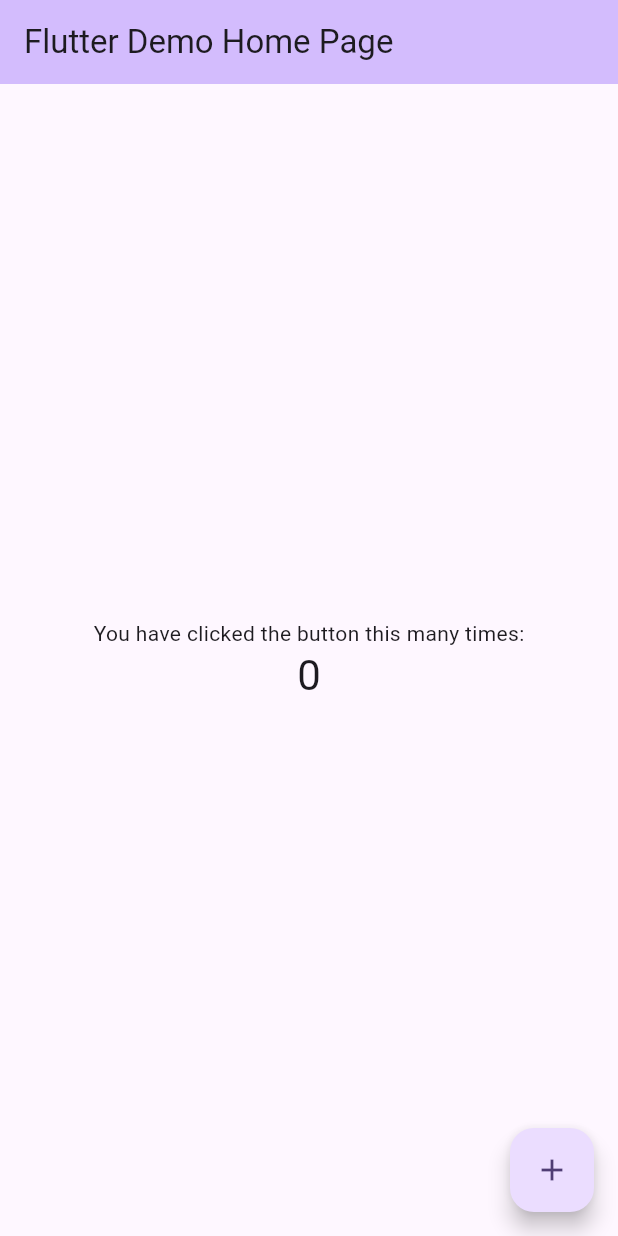
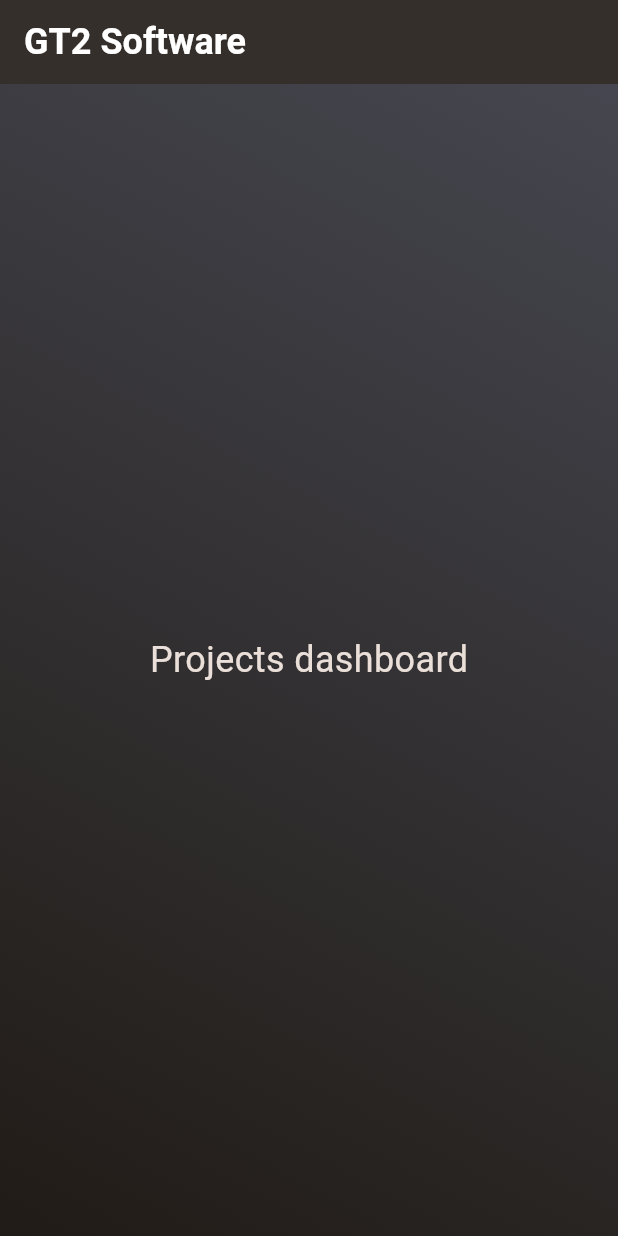
Before and after one commit to meza360/simple-flutter-app, a Flutter app: the screen it shows after launch, on a phone screen of 412 x 824 dp. Run offline on Flutter 3.47's test engine with Material 3 defaults, Android fonts, the phone set to English and light mode, and no system bars; our stand-ins replace hexcolor.

Commit message:
Feature
Se agrega archivo con main body

```diff
--- a/lib/main.dart
+++ b/lib/main.dart
@@ -1,125 +1,16 @@
+import 'package:first_app/main_body.dart';
 import 'package:flutter/material.dart';
+import 'package:hexcolor/hexcolor.dart';
 
 void main() {
-  runApp(const MyApp());
+  runApp(MaterialApp(
+      home: Scaffold(
+          appBar: AppBar(
+              backgroundColor: HexColor('#352F2B'),
+              title: const Text('GT2 Software'),
+              titleTextStyle: const TextStyle(
+                  fontSize: 24.0,
+                  color: Color.fromARGB(255, 255, 255, 255),
+                  fontWeight: FontWeight.w600)),
+          body: const MainBody())));
 }
-
-class MyApp extends StatelessWidget {
-  const MyApp({super.key});
-
-  // This widget is the root of your application.
-  @override
-  Widget build(BuildContext context) {
-    return MaterialApp(
-      title: 'Flutter Demo',
-      theme: ThemeData(
-        // This is the theme of your application.
-        //
-        // TRY THIS: Try running your application with "flutter run". You'll see
-        // the application has a purple toolbar. Then, without quitting the app,
-        // try changing the seedColor in the colorScheme below to Colors.green
-        // and then invoke "hot reload" (save your changes or press the "hot
-        // reload" button in a Flutter-supported IDE, or press "r" if you used
-        // the command line to start the app).
-        //
-        // Notice that the counter didn't reset back to zero; the application
-        // state is not lost during the reload. To reset the state, use hot
-        // restart instead.
-        //
-        // This works for code too, not just values: Most code changes can be
-        // tested with just a hot reload.
-        colorScheme: ColorScheme.fromSeed(seedColor: Colors.deepPurple),
-        useMaterial3: true,
-      ),
-      home: const MyHomePage(title: 'Flutter Demo Home Page'),
-    );
-  }
-}
-
-class MyHomePage extends StatefulWidget {
-  const MyHomePage({super.key, required this.title});
-
-  // This widget is the home page of your application. It is stateful, meaning
-  // that it has a State object (defined below) that contains fields that affect
-  // how it looks.
-
-  // This class is the configuration for the state. It holds the values (in this
-  // case the title) provided by the parent (in this case the App widget) and
-  // used by the build method of the State. Fields in a Widget subclass are
-  // always marked "final".
-
-  final String title;
-
-  @override
-  State<MyHomePage> createState() => _MyHomePageState();
-}
-
-class _MyHomePageState extends State<MyHomePage> {
-  int _counter = 0;
-
-  void _incrementCounter() {
-    setState(() {
-      // This call to setState tells the Flutter framework that something has
-      // changed in this State, which causes it to rerun the build method below
-      // so that the display can reflect the updated values. If we changed
-      // _counter without calling setState(), then the build method would not be
-      // called again, and so nothing would appear to happen.
-      _counter++;
-    });
-  }
-
-  @override
-  Widget build(BuildContext context) {
-    // This method is rerun every time setState is called, for instance as done
-    // by the _incrementCounter method above.
-    //
-    // The Flutter framework has been optimized to make rerunning build methods
-    // fast, so that you can just rebuild anything that needs updating rather
-    // than having to individually change instances of widgets.
-    return Scaffold(
-      appBar: AppBar(
-        // TRY THIS: Try changing the color here to a specific color (to
-        // Colors.amber, perhaps?) and trigger a hot reload to see the AppBar
-        // change color while the other colors stay the same.
-        backgroundColor: Theme.of(context).colorScheme.inversePrimary,
-        // Here we take the value from the MyHomePage object that was created by
-        // the App.build method, and use it to set our appbar title.
-        title: Text(widget.title),
-      ),
-      body: Center(
-        // Center is a layout widget. It takes a single child and positions it
-        // in the middle of the parent.
-        child: Column(
-          // Column is also a layout widget. It takes a list of children and
-          // arranges them vertically. By default, it sizes itself to fit its
-          // children horizontally, and tries to be as tall as its parent.
-          //
-          // Column has various properties to control how it sizes itself and
-          // how it positions its children. Here we use mainAxisAlignment to
-          // center the children vertically; the main axis here is the vertical
-          // axis because Columns are vertical (the cross axis would be
-          // horizontal).
-          //
-          // TRY THIS: Invoke "debug painting" (choose the "Toggle Debug Paint"
-          // action in the IDE, or press "p" in the console), to see the
-          // wireframe for each widget.
-          mainAxisAlignment: MainAxisAlignment.center,
-          children: <Widget>[
-            const Text(
-              'You have clicked the button this many times:',
-            ),
-            Text(
-              '$_counter',
-              style: Theme.of(context).textTheme.headlineMedium,
-            ),
-          ],
-        ),
-      ),
-      floatingActionButton: FloatingActionButton(
-        onPressed: _incrementCounter,
-        tooltip: 'Increment',
-        child: const Icon(Icons.add),
-      ), // This trailing comma makes auto-formatting nicer for build methods.
-    );
-  }
-}
--- /dev/null
+++ b/lib/main_body.dart
@@ -0,0 +1,22 @@
+import 'package:flutter/material.dart';
+import 'package:hexcolor/hexcolor.dart';
+
+class MainBody extends StatelessWidget {
+  const MainBody({super.key});
+  // this is the same
+  //MainBody({key}) : super(key:key);
+  @override
+  Widget build(context) {
+    return Container(
+      decoration: BoxDecoration(
+          gradient: LinearGradient(
+              colors: [HexColor('#201B16'), HexColor('#45464F')],
+              begin: Alignment.bottomLeft,
+              end: Alignment.topRight)),
+      child: Center(
+        child: Text('Projects dashboard',
+            style: TextStyle(color: HexColor('#EBE0D9'), fontSize: 24.0)),
+      ),
+    );
+  }
+}
```
